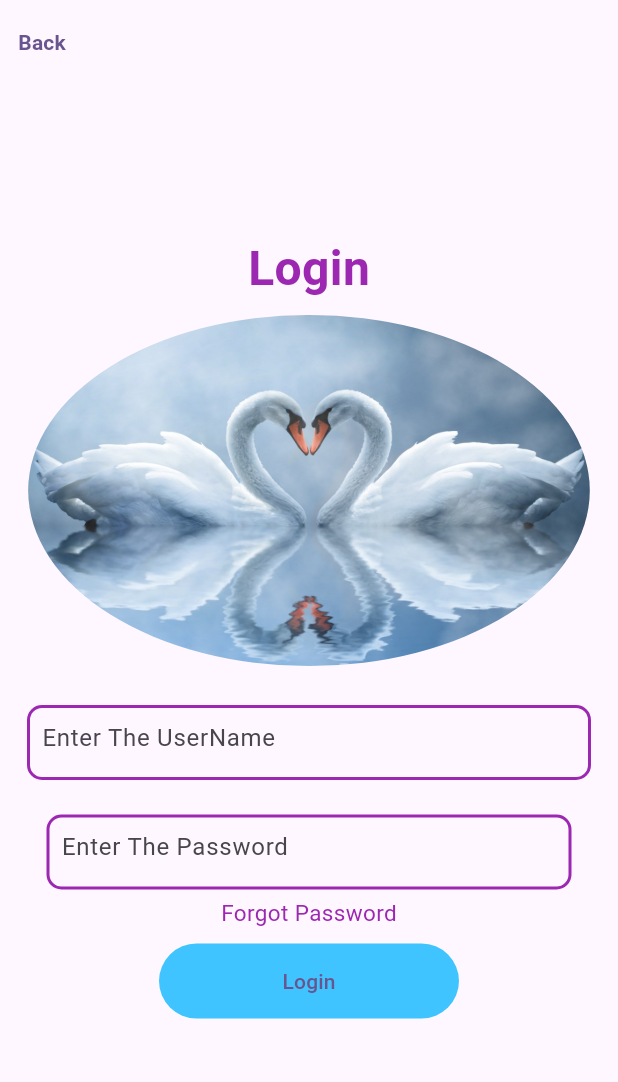
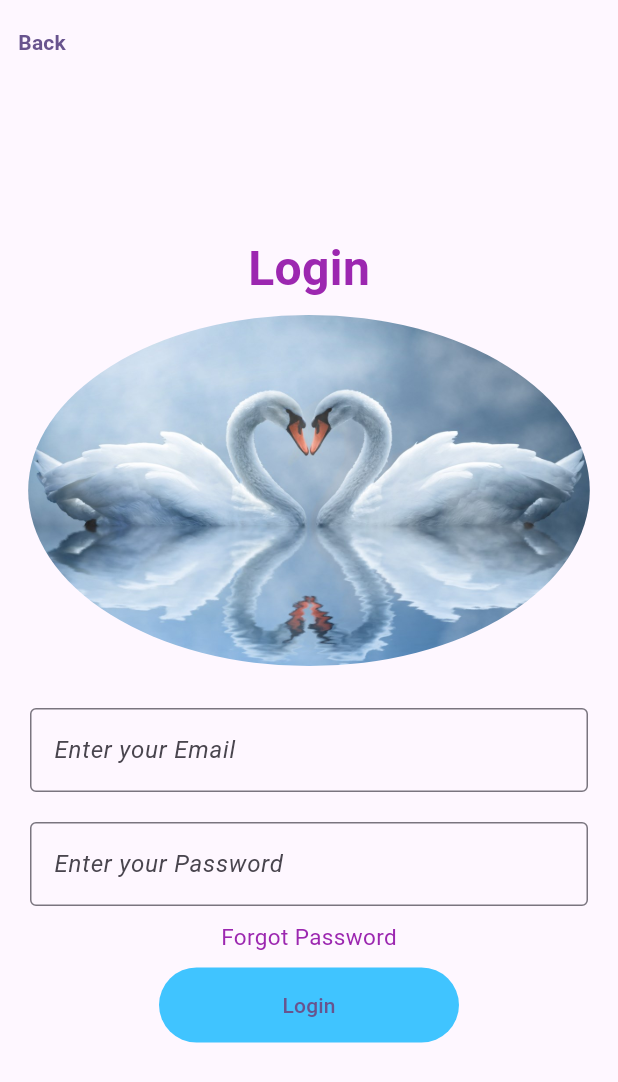
Before and after one commit to tejasvmodi/wedding_planning, a Flutter app: the screen it shows after launch, after a tap on "Get Started", on a phone screen of 412 x 824 dp. Shown: the top 1082 px of the screen. Run offline on Flutter 3.47's test engine with Material 2 defaults, Android fonts, the phone set to English and light mode, and no system bars; our stand-ins replace carousel_slider, dots_indicator.

Commit message:
commit at 12:04  16-11-2023

```diff
--- a/lib/main.dart
+++ b/lib/main.dart
@@ -19,7 +19,7 @@ class MyApp extends StatelessWidget {
         colorScheme: ColorScheme.fromSeed(seedColor: Colors.deepPurple),
         useMaterial3: true,
       ),
-      home: OnboardingScreen(),
+      home: const OnboardingScreen(),
     );
   }
 }
--- a/lib/screens/Authentication/forms/forgotpassword.dart
+++ b/lib/screens/Authentication/forms/forgotpassword.dart
@@ -1,4 +1,5 @@
 import 'package:flutter/material.dart';
+import 'package:wedding_application/screens/Authentication/forms/loginform.dart';
 
 class ForgotPassword extends StatefulWidget {
   const ForgotPassword({super.key});
@@ -39,16 +40,28 @@ class _ForgotPasswordState extends State<ForgotPassword> {
             height: 20,
           ),
           Padding(
-            padding: const EdgeInsets.only(left: 20,right: 20),
+            padding: const EdgeInsets.only(left: 20, right: 20),
             child: TextFormField(
               decoration: const InputDecoration(
-                  label: Text(
-                "Enter your Email",
-                style: TextStyle(fontSize: 12, fontStyle: FontStyle.italic),
-              ),
-              border: OutlineInputBorder(borderSide:BorderSide(color: Colors.blue) ),
+                label: Text(
+                  "Enter your Email",
+                  style: TextStyle(fontSize: 12, fontStyle: FontStyle.italic),
+                ),
+                border: OutlineInputBorder(
+                    borderSide: BorderSide(color: Colors.blue)),
               ),
             ),
+          ),
+          Center(
+            child: TextButton(
+                onPressed: () {
+                  Navigator.push(
+                      context,
+                      MaterialPageRoute(
+                        builder: (context) => const LoginF(),
+                      ));
+                },
+                child: const Text("Send Code",style: TextStyle(fontSize: 16,),)),
           )
         ],
       ),
--- a/lib/screens/Authentication/forms/loginform.dart
+++ b/lib/screens/Authentication/forms/loginform.dart
@@ -1,3 +1,4 @@
+
 import 'package:flutter/material.dart';
 import 'package:wedding_application/screens/Authentication/forms/forgotpassword.dart';
 import 'package:wedding_application/screens/Home/home.dart';
@@ -11,28 +12,14 @@ class LoginF extends StatefulWidget {
 }
 
 class _LoginFState extends State<LoginF> with TickerProviderStateMixin {
-  late AnimationController _controller;
-  late Animation<double> _animation;
+
 
   @override
   void initState() {
     super.initState();
 
-    _controller = AnimationController(
-      vsync: this,
-      duration: const Duration(milliseconds: 500),
-    );
-
-    _animation = Tween<double>(begin: 0, end: 1).animate(_controller);
-
-    _controller.forward();
   }
 
-  @override
-  void dispose() {
-    _controller.dispose();
-    super.dispose();
-  }
 
   @override
   Widget build(BuildContext context) {
@@ -87,68 +74,35 @@ class _LoginFState extends State<LoginF> with TickerProviderStateMixin {
                 ),
               ),
             ),
-
+            const SizedBox(height: 20,),
             Padding(
-              padding: const EdgeInsets.all(18.0),
-              child: AnimatedBuilder(
-                animation: _animation,
-                builder: (context, child) {
-                  return Container(
-                    width: 400.0, // Adjust the width as needed
-                    height: 50.0, // Adjust the height as needed
-                    decoration: BoxDecoration(
-                      borderRadius: BorderRadius.circular(10.0),
-                      border: Border.all(
-                        color: Colors.purple,
-                        width: 2.0,
-                      ),
-                    ),
-                    child: Padding(
-                      padding: const EdgeInsets.all(8.0),
-                      child: Opacity(
-                        opacity: _animation.value,
-                        child: const TextField(
-                          decoration: InputDecoration.collapsed(
-                            hintText: 'Enter The UserName',
-                          ),
-                        ),
-                      ),
-                    ),
-                  );
-                },
+              padding: const EdgeInsets.only(left: 20, right: 20),
+              child: TextFormField(
+                decoration: const InputDecoration(
+                  label: Text(
+                    "Enter your Email",
+                    style: TextStyle(fontSize: 16, fontStyle: FontStyle.italic),
+                  ),
+                  border: OutlineInputBorder(
+                      borderSide: BorderSide(color: Colors.blue)),
+                ),
               ),
             ),
-
-            Padding(
-              padding: const EdgeInsets.all(5.0),
-              child: AnimatedBuilder(
-                animation: _animation,
-                builder: (context, child) {
-                  return Container(
-                    width: 350.0, // Adjust the width as needed
-                    height: 50.0, // Adjust the height as needed
-                    decoration: BoxDecoration(
-                      borderRadius: BorderRadius.circular(10.0),
-                      border: Border.all(
-                        color: Colors.purple,
-                        width: 2.0,
-                      ),
-                    ),
-                    child: Padding(
-                      padding: const EdgeInsets.all(8.0),
-                      child: Opacity(
-                        opacity: _animation.value,
-                        child: const TextField(
-                          decoration: InputDecoration.collapsed(
-                            hintText: 'Enter The Password',
-                          ),
-                        ),
-                      ),
-                    ),
-                  );
-                },
+            const SizedBox(height: 20,),
+             Padding(
+              padding: const EdgeInsets.only(left: 20, right: 20),
+              child: TextFormField(
+                decoration: const InputDecoration(
+                  label: Text(
+                    "Enter your Password ",
+                    style: TextStyle(fontSize: 16, fontStyle: FontStyle.italic),
+                  ),
+                  border: OutlineInputBorder(
+                      borderSide: BorderSide(color: Colors.blue)),
+                ),
               ),
             ),
+            const SizedBox(height: 10),
             Center(
               child: InkWell(
                 onTap: () {
--- a/lib/screens/components/OnboardingScreen.dart
+++ b/lib/screens/components/OnboardingScreen.dart
@@ -1,11 +1,16 @@
+
+
+import 'package:flutter/material.dart';
 import 'package:carousel_slider/carousel_slider.dart';
-import 'package:flutter/material.dart';
 import 'package:dots_indicator/dots_indicator.dart';
 import 'package:wedding_application/screens/Authentication/forms/loginform.dart';
-import 'package:wedding_application/screens/Home/home.dart';
+
 
 class OnboardingScreen extends StatefulWidget {
+  const OnboardingScreen({super.key});
+
   @override
+  // ignore: library_private_types_in_public_api
   _OnboardingScreenState createState() => _OnboardingScreenState();
 }
 
--- a/pubspec.yaml
+++ b/pubspec.yaml
@@ -32,6 +32,7 @@ dependencies:
     sdk: flutter
   carousel_slider: ^4.0.0
   dots_indicator: ^3.0.0
+  passwordfield: ^0.0.2
 
 
 
```
Also changed, not shown: pubspec.lock.
